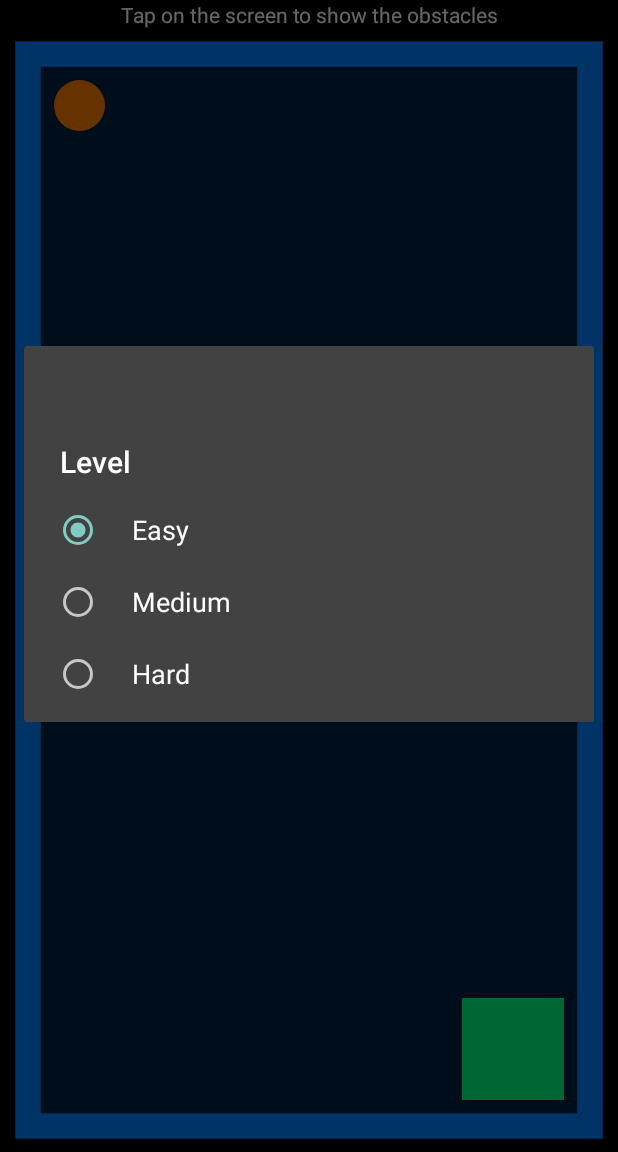
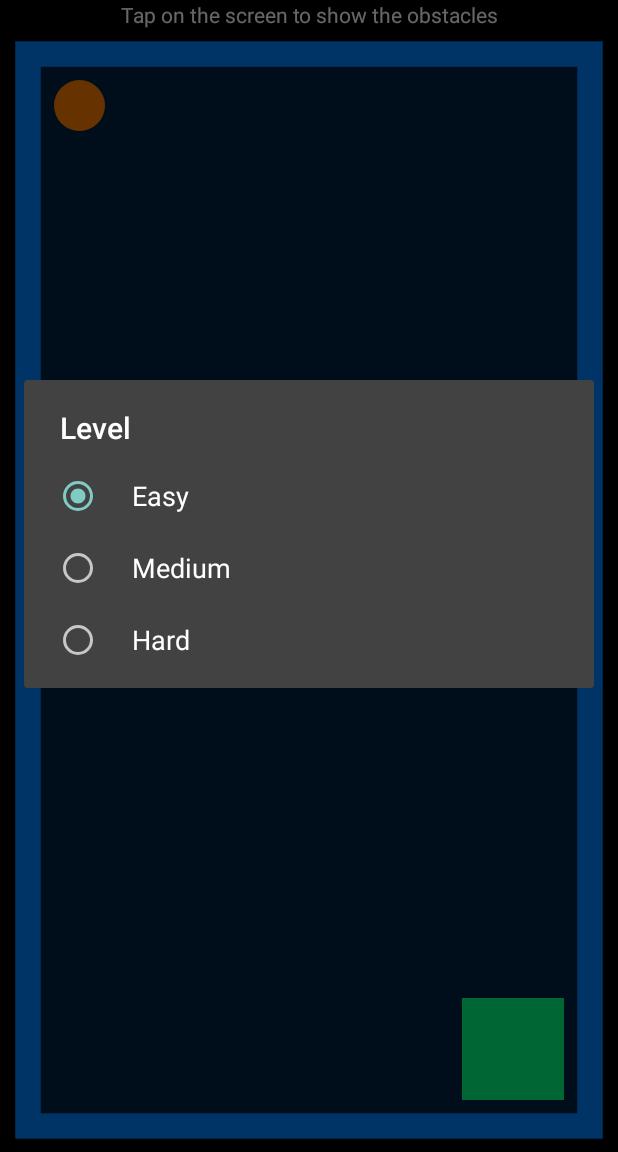
Before and after one commit to olivsoft/BlindMan, an Android app: the screen it shows after launch (BlindManActivity), after a tap on "LEVEL", on a phone screen of 412 x 824 dp, the part 84-1236 px from its top. Run offline under Robolectric (Android 15) with nearby library versions, the phone set to English and light mode, and no system bars; our stand-ins replace AdMob; pictures from the network do not load; 2 statements that could not run were skipped.

Commit message:
Androidx version Color picker built into an alert dialog, title is showing Removed all themes, standard AppCompat theme now

```diff
--- a/app/src/main/res/values-v21/themes.xml
+++ b/app/src/main/res/values-v21/themes.xml
@@ -1,18 +1,5 @@
 <?xml version="1.0" encoding="utf-8"?>
 <resources>
 
-    <style name="BlindmanTheme" parent="Theme.AppCompat">
-        <item name="dialogTheme">@style/MyDialogTheme</item>
-        <item name="alertDialogTheme">@style/MyDialogTheme</item>
-<!--        <item name="android:alertDialogStyle">@style/MyDialogStyle</item>-->
-    </style>
-
-    <style name="MyDialogTheme" parent="Theme.AppCompat.Dialog">
-        <item name="android:windowNoTitle">false</item>
-        <!-- Only centers the elements within the dialogs -->
-        <!--        <item name="android:gravity">center</item>-->
-        <!-- Simply does not do anything... -->
-        <!--        <item name="android:layout_gravity">center</item>-->
-        <!--        <item name="android:layout_centerInParent">true</item>-->
-    </style>
+    <style name="BlindmanTheme" parent="Theme.AppCompat" />
 </resources>
```
Also changed, not shown: app/src/main/java/ch/olivsoft/android/blindman/ColorPickerView.java (+13 -3 lines).
